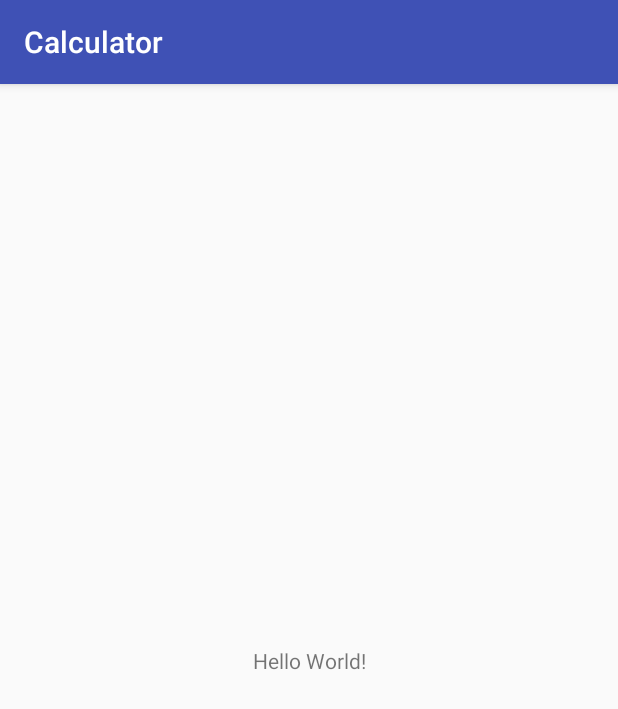
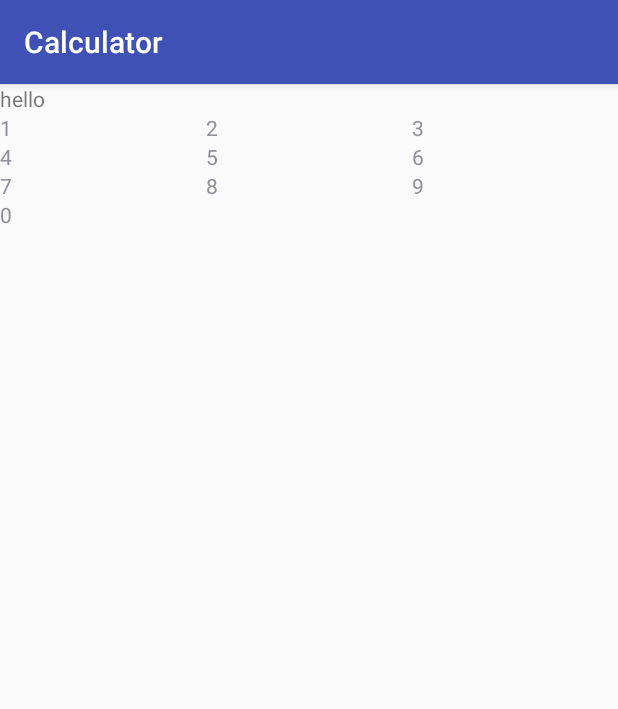
Before and after one commit to Ayroot/calculator, an Android app: the screen it shows after launch (MainActivity), on a phone screen of 412 x 824 dp. Shown: the top 709 px of the screen. Run offline under Robolectric (Android 15) with nearby library versions, the phone set to English and light mode, and no system bars.

Commit message:
1. Создан класс DataAdapter для GridView 2. Добавлен элемент GridView 3. Изменен файл MainActivity

```diff
--- /dev/null
+++ b/Calculator/app/src/main/java/com/ayroot/calculator/DataAdapter.java
@@ -0,0 +1,40 @@
+package com.ayroot.calculator;
+
+import android.content.Context;
+import android.view.View;
+import android.view.ViewGroup;
+import android.widget.ArrayAdapter;
+import android.widget.TextView;
+
+/**
+ * Created by airat on 23.04.2017.
+ */
+
+public class DataAdapter extends ArrayAdapter<String> {
+
+    private static final String[] number ={
+            "1","2","3","4","5","6","7","8","9","0"
+    };
+
+    Context mContext;
+
+    public DataAdapter(Context context, int textViewResourceId) {
+        super(context, textViewResourceId, number);
+        this.mContext = context;
+    }
+
+    @Override
+    public View getView(int position, View convertView, ViewGroup parent) {
+        TextView label = (TextView) convertView;
+        if (convertView==null) {
+            convertView = new TextView(mContext);
+            label = (TextView) convertView;
+        }
+        label.setText(number[position]);
+        return (convertView);
+    }
+    public String getItem(int position) {
+        return number[position];
+    }
+
+}
--- a/Calculator/app/src/main/java/com/ayroot/calculator/MainActivity.java
+++ b/Calculator/app/src/main/java/com/ayroot/calculator/MainActivity.java
@@ -1,13 +1,44 @@
 package com.ayroot.calculator;
 
 import android.support.v7.app.AppCompatActivity;
+import android.view.View;
+import android.widget.AdapterView;
+import android.widget.AdapterView.OnItemClickListener;
+import android.widget.GridView;
+import android.widget.TextView;
 import android.os.Bundle;
 
-public class MainActivity extends AppCompatActivity {
+public class MainActivity extends AppCompatActivity implements AdapterView.OnItemSelectedListener {
+
+    private TextView mSelectText;
+    private DataAdapter mAdapter;
 
     @Override
     protected void onCreate(Bundle savedInstanceState) {
         super.onCreate(savedInstanceState);
         setContentView(R.layout.activity_main);
+
+        mSelectText = (TextView) findViewById(R.id.info);
+        final GridView g = (GridView) findViewById(R.id.gridView);
+        mAdapter = new DataAdapter(getApplicationContext(),
+                android.R.layout.simple_list_item_1);
+        g.setAdapter(mAdapter);
+        g.setOnItemSelectedListener(this);
+        g.setOnItemClickListener(new OnItemClickListener() {
+            @Override
+            public void onItemClick(AdapterView<?> parent, View view, int position, long id) {
+                mSelectText.setText(mAdapter.getItem(position));
+            }
+        });
+    }
+
+    @Override
+    public void onItemSelected(AdapterView<?> parent, View v, int position, long id) {
+        mSelectText.setText(mAdapter.getItem(position));
+    }
+
+    @Override
+    public void onNothingSelected(AdapterView<?> parent) {
+        mSelectText.setText("ничего");
     }
 }
--- a/Calculator/app/src/main/res/layout/activity_main.xml
+++ b/Calculator/app/src/main/res/layout/activity_main.xml
@@ -1,18 +1,27 @@
 <?xml version="1.0" encoding="utf-8"?>
-<android.support.constraint.ConstraintLayout xmlns:android="http://schemas.android.com/apk/res/android"
+<LinearLayout xmlns:android="http://schemas.android.com/apk/res/android"
     xmlns:app="http://schemas.android.com/apk/res-auto"
     xmlns:tools="http://schemas.android.com/tools"
     android:layout_width="match_parent"
     android:layout_height="match_parent"
-    tools:context="com.ayroot.calculator.MainActivity">
+    tools:context="com.ayroot.calculator.MainActivity"
+    android:orientation="vertical">
+    <TextView
+        android:id="@+id/info"
+        android:layout_width="fill_parent"
+        android:layout_height="wrap_content"
+        android:text="hello" />
 
-    <TextView
-        android:layout_width="wrap_content"
-        android:layout_height="wrap_content"
-        android:text="Hello World!"
-        app:layout_constraintBottom_toBottomOf="parent"
-        app:layout_constraintLeft_toLeftOf="parent"
-        app:layout_constraintRight_toRightOf="parent"
-        app:layout_constraintTop_toTopOf="parent" />
+    <GridLayout
+        android:layout_width="match_parent"
+        android:layout_height="wrap_content"></GridLayout>
 
-</android.support.constraint.ConstraintLayout>
+    <GridView
+        android:id="@+id/gridView"
+        android:layout_width="match_parent"
+        android:layout_height="match_parent"
+        android:textAlignment="center"
+        android:numColumns="3">
+    </GridView>
+
+</LinearLayout>
```
